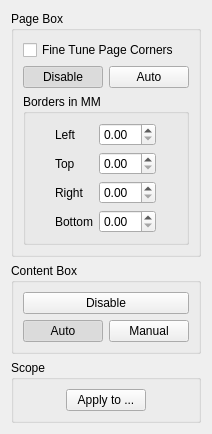
4lex4/scantailor-advanced, file filters/select_content/ui/SelectContentOptionsWidget.ui: the form before one commit.
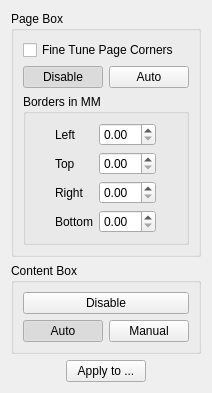
The form after the commit.

Commit message: ~ ui: removed scope group box from selecting content options widget

Patch:
```diff
--- a/filters/select_content/ui/SelectContentOptionsWidget.ui
+++ b/filters/select_content/ui/SelectContentOptionsWidget.ui
@@ -7,7 +7,7 @@
     <x>0</x>
     <y>0</y>
     <width>202</width>
-    <height>403</height>
+    <height>383</height>
    </rect>
   </property>
   <property name="windowTitle">
@@ -205,12 +205,6 @@
     </widget>
    </item>
    <item>
-    <widget class="QGroupBox" name="scopeBox">
-     <property name="title">
-      <string>Scope</string>
-     </property>
-     <layout class="QVBoxLayout">
-      <item>
        <layout class="QHBoxLayout">
         <item>
          <spacer>
@@ -246,9 +240,6 @@
          </spacer>
         </item>
        </layout>
-      </item>
-     </layout>
-    </widget>
    </item>
    <item>
     <spacer name="verticalSpacer">
```
Lines whose indentation alone changed are shown as unchanged.
